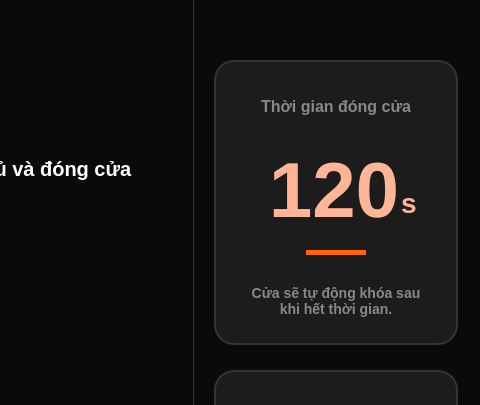
Qt form raspi_app/ui/OpenSuccess.ui (nhatbx4002/SmartBox) before a commit; both pictures show x 240 to 720 and y 330 to 735 of the 720 by 1152 pixel window.
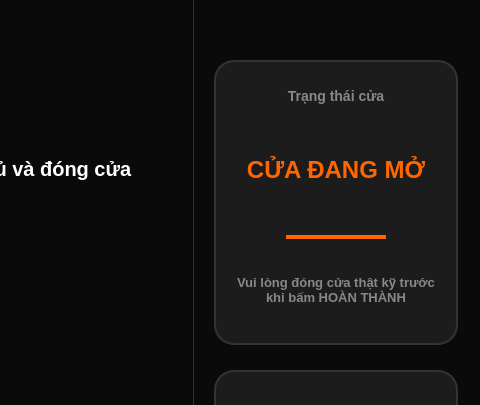
The same form after that commit. Icons and pictures are not drawn.

The edit to the form file:
```diff
--- a/raspi_app/ui/OpenSuccess.ui
+++ b/raspi_app/ui/OpenSuccess.ui
@@ -86,6 +86,11 @@
 QPushButton#btnFinish:pressed {
     background-color: #D95700;
 }
+
+QPushButton#btnFinish:disabled {
+    background-color: #555555;
+    color: #888888;
+}
 </string>
    </property>
    <property name="frameShape">
@@ -208,17 +213,33 @@
     </rect>
    </property>
    <property name="styleSheet">
-    <string notr="true">QFrame#timerCard {
+    <string notr="true">QFrame#doorStatusCard {
     background-color: #1C1C1C;
     border: 2px solid #333333;
     border-radius: 20px;
 }
-QLabel#lblTimerTitle {
+QLabel#lblDoorStatusTitle {
     color: #888888;
-    font-size: 16px;
+    font-size: 14px;
     font-weight: 500;
     background-color: transparent;
 }
+QLabel#lblDoorStatusText {
+    color: #FF6600;
+    font-size: 24px;
+    font-weight: 900;
+    background-color: transparent;
+}
+QLabel#lblDoorWarning {
+    color: #888888;
+    font-size: 13px;
+    font-weight: 500;
+    background-color: transparent;
+}
+QFrame#doorDivider {
+    background-color: #FF6600;
+    border: none;
+}
 </string>
    </property>
    <property name="frameShape">
@@ -227,7 +248,7 @@
    <property name="frameShadow">
     <enum>QFrame::Shadow::Raised</enum>
    </property>
-   <widget class="QFrame" name="timerCard">
+   <widget class="QFrame" name="doorStatusCard">
     <property name="geometry">
      <rect>
       <x>22</x>
@@ -236,90 +257,54 @@
       <height>285</height>
      </rect>
     </property>
-    <property name="styleSheet">
-     <string notr="true">QLabel#lblTimerNumber {
-    color: #FFB596;
-    font-size: 78px;
-    font-weight: 900;
-    background-color: transparent;
-}
-
-QLabel#lblTimerUnit {
-    color: #FFB596;
-    font-size: 28px;
-    font-weight: 900;
-    background-color: transparent;
-}
-QFrame#timerDivider {
-    background-color: #FF6600;
-    border: none;
-}
-QLabel#lblTimerWarning {
-    color: #888888;
-    font-size: 14px;
-    font-weight: 500;
-    background-color: transparent;
-}
-</string>
-    </property>
     <property name="frameShape">
      <enum>QFrame::Shape::StyledPanel</enum>
     </property>
     <property name="frameShadow">
      <enum>QFrame::Shadow::Raised</enum>
     </property>
-    <widget class="QLabel" name="lblTimerTitle">
+    <widget class="QLabel" name="lblDoorStatusTitle">
      <property name="geometry">
       <rect>
-       <x>20</x>
-       <y>35</y>
-       <width>204</width>
+       <x>0</x>
+       <y>25</y>
+       <width>244</width>
        <height>22</height>
       </rect>
      </property>
      <property name="text">
-      <string>Thời gian đóng cửa</string>
+      <string>Trạng thái cửa</string>
      </property>
      <property name="alignment">
       <set>Qt::AlignmentFlag::AlignCenter</set>
      </property>
     </widget>
-    <widget class="QLabel" name="lblTimerNumber">
+    <widget class="QLabel" name="lblDoorStatusText">
      <property name="geometry">
       <rect>
-       <x>25</x>
-       <y>85</y>
-       <width>160</width>
+       <x>0</x>
+       <y>65</y>
+       <width>244</width>
        <height>90</height>
       </rect>
      </property>
      <property name="text">
-      <string>120</string>
+      <string>CỬA ĐANG MỞ</string>
      </property>
      <property name="alignment">
-      <set>Qt::AlignmentFlag::AlignRight|Qt::AlignmentFlag::AlignTrailing|Qt::AlignmentFlag::AlignVCenter</set>
+      <set>Qt::AlignmentFlag::AlignCenter</set>
      </property>
-    </widget>
-    <widget class="QLabel" name="lblTimerUnit">
-     <property name="geometry">
-      <rect>
-       <x>187</x>
-       <y>118</y>
-       <width>35</width>
-       <height>50</height>
-      </rect>
+     <property name="wordWrap">
+      <bool>true</bool>
      </property>
-     <property name="text">
-      <string>s</string>
-     </property>
     </widget>
-    <widget class="QFrame" name="timerDivider">
+    <widget class="QFrame" name="doorDivider">
      <property name="geometry">
       <rect>
-       <x>92</x>
-       <y>190</y>
-       <width>60</width>
-       <height>5</height>
+       <x>72</x>
+       <y>175</y>
+       <width>100</width>
+       <height>4</height>
       </rect>
      </property>
      <property name="frameShape">
@@ -329,17 +314,17 @@
       <enum>QFrame::Shadow::Raised</enum>
      </property>
     </widget>
-    <widget class="QLabel" name="lblTimerWarning">
+    <widget class="QLabel" name="lblDoorWarning">
      <property name="geometry">
       <rect>
-       <x>28</x>
-       <y>215</y>
-       <width>188</width>
-       <height>52</height>
+       <x>20</x>
+       <y>200</y>
+       <width>204</width>
+       <height>60</height>
       </rect>
      </property>
      <property name="text">
-      <string>Cửa sẽ tự động khóa sau khi hết thời gian.</string>
+      <string>Vui lòng đóng cửa thật kỹ trước khi bấm HOÀN THÀNH</string>
      </property>
      <property name="alignment">
       <set>Qt::AlignmentFlag::AlignCenter</set>
```
